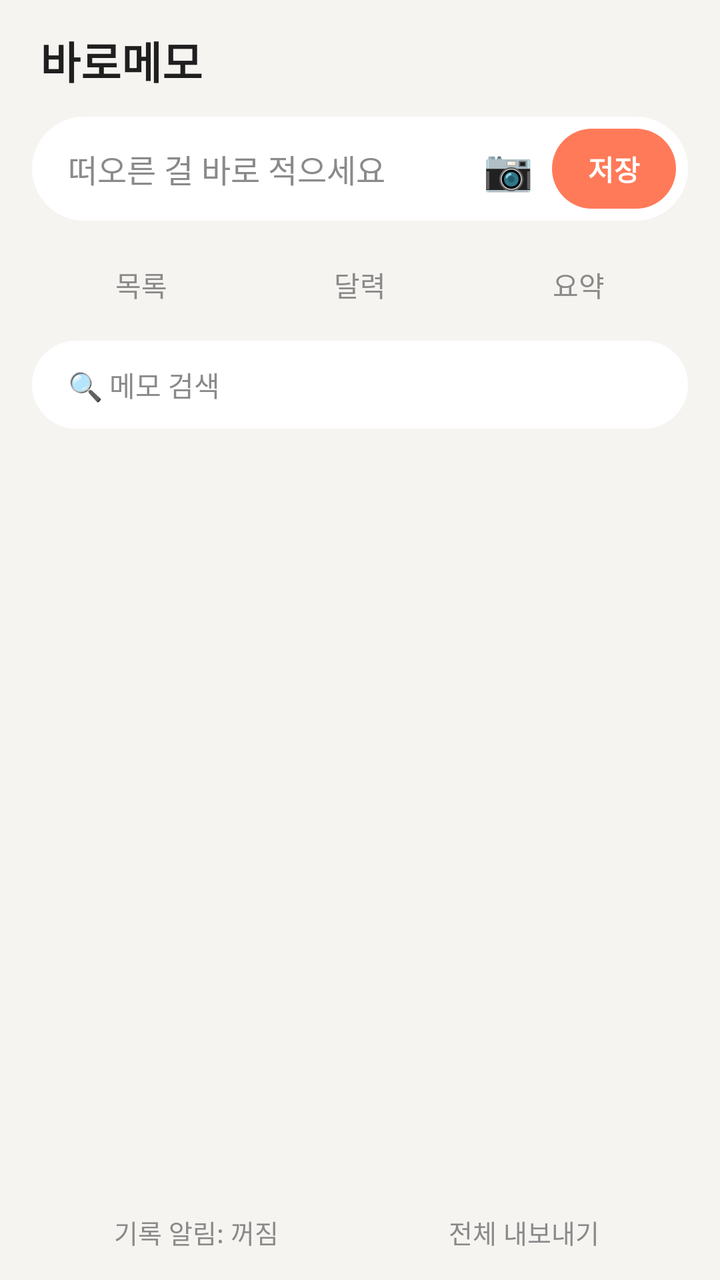
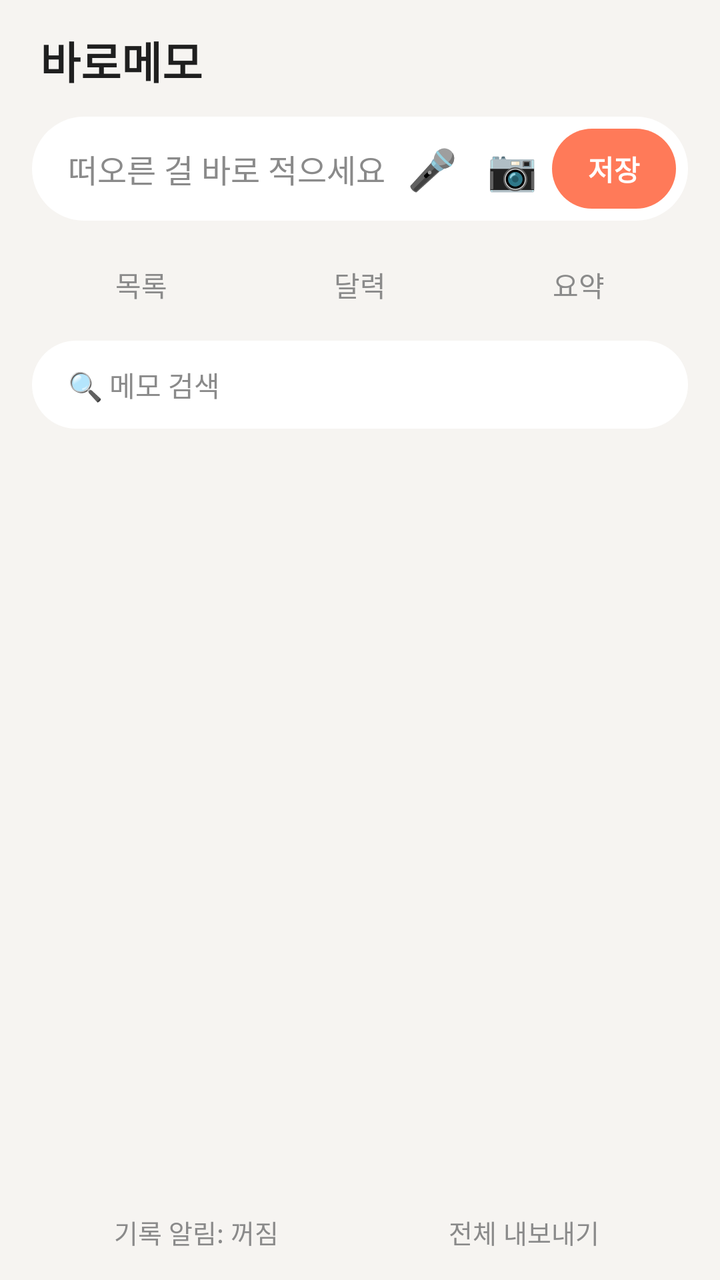

Before-and-after screenshots of an Android layout around one commit, followed by the original layout XML and the change that was made.
<!-- AndroidManifest.xml: application theme AppTheme -->
<!-- res/layout/activity_main.xml -->
<?xml version="1.0" encoding="utf-8"?>
<FrameLayout xmlns:android="http://schemas.android.com/apk/res/android"
    android:layout_width="match_parent"
    android:layout_height="match_parent"
    android:background="@color/bg"
    android:fitsSystemWindows="true">

    <LinearLayout
        android:layout_width="match_parent"
        android:layout_height="match_parent"
        android:orientation="vertical"
        android:paddingStart="16dp"
        android:paddingTop="14dp"
        android:paddingEnd="16dp"
        android:paddingBottom="4dp">

        <TextView
            android:layout_width="wrap_content"
            android:layout_height="wrap_content"
            android:paddingStart="4dp"
            android:paddingBottom="12dp"
            android:text="바로메모"
            android:textColor="@color/text"
            android:textSize="22sp"
            android:textStyle="bold" />

        
        <LinearLayout
            android:layout_width="match_parent"
            android:layout_height="wrap_content"
            android:background="@drawable/bg_input"
            android:gravity="center_vertical"
            android:minHeight="52dp"
            android:orientation="horizontal"
            android:paddingStart="18dp"
            android:paddingEnd="6dp">

            <EditText
                android:id="@+id/input"
                android:layout_width="0dp"
                android:layout_height="wrap_content"
                android:layout_weight="1"
                android:background="@null"
                android:hint="떠오른 걸 바로 적으세요"
                android:imeOptions="actionDone"
                android:inputType="text"
                android:minHeight="48dp"
                android:textColor="@color/text"
                android:textColorHint="@color/sub"
                android:textSize="16sp" />

            <TextView
                android:id="@+id/photo"
                android:layout_width="44dp"
                android:layout_height="40dp"
                android:clickable="true"
                android:contentDescription="사진 첨부"
                android:focusable="true"
                android:gravity="center"
                android:text="📷"
                android:textSize="20sp" />

            <TextView
                android:id="@+id/save"
                android:layout_width="wrap_content"
                android:layout_height="40dp"
                android:background="@drawable/bg_btn_accent"
                android:clickable="true"
                android:focusable="true"
                android:gravity="center"
                android:paddingStart="18dp"
                android:paddingEnd="18dp"
                android:text="저장"
                android:textColor="#FFFFFF"
                android:textSize="14sp"
                android:textStyle="bold" />
        </LinearLayout>

        
        <LinearLayout
            android:layout_width="match_parent"
            android:layout_height="wrap_content"
            android:layout_marginTop="14dp"
            android:orientation="horizontal">

            <TextView android:id="@+id/tab_list" style="@style/Tab" android:text="목록" />
            <TextView android:id="@+id/tab_calendar" style="@style/Tab" android:text="달력" />
            <TextView android:id="@+id/tab_summary" style="@style/Tab" android:text="요약" />
        </LinearLayout>

        
        <EditText
            android:id="@+id/search"
            android:layout_width="match_parent"
            android:layout_height="44dp"
            android:layout_marginTop="10dp"
            android:background="@drawable/bg_input"
            android:hint="🔍 메모 검색"
            android:imeOptions="actionSearch"
            android:inputType="text"
            android:paddingStart="18dp"
            android:paddingEnd="18dp"
            android:textColor="@color/text"
            android:textColorHint="@color/sub"
            android:textSize="14sp" />

        
        <LinearLayout
            android:id="@+id/calendar_pane"
            android:layout_width="match_parent"
            android:layout_height="wrap_content"
            android:layout_marginTop="10dp"
            android:background="@drawable/bg_card"
            android:orientation="vertical"
            android:padding="10dp"
            android:visibility="gone">

            <LinearLayout
                android:layout_width="match_parent"
                android:layout_height="wrap_content"
                android:gravity="center_vertical"
                android:orientation="horizontal">

                <TextView
                    android:id="@+id/cal_prev"
                    android:layout_width="48dp"
                    android:layout_height="40dp"
                    android:clickable="true"
                    android:focusable="true"
                    android:gravity="center"
                    android:text="‹"
                    android:textColor="@color/text"
                    android:textSize="24sp" />

                <TextView
                    android:id="@+id/cal_title"
                    android:layout_width="0dp"
                    android:layout_height="wrap_content"
                    android:layout_weight="1"
                    android:gravity="center"
                    android:textColor="@color/text"
                    android:textSize="16sp"
                    android:textStyle="bold" />

                <TextView
                    android:id="@+id/cal_next"
                    android:layout_width="48dp"
                    android:layout_height="40dp"
                    android:clickable="true"
                    android:focusable="true"
                    android:gravity="center"
                    android:text="›"
                    android:textColor="@color/text"
                    android:textSize="24sp" />
            </LinearLayout>

            <LinearLayout
                android:id="@+id/cal_weekdays"
                android:layout_width="match_parent"
                android:layout_height="wrap_content"
                android:orientation="horizontal" />

            <LinearLayout
                android:id="@+id/cal_grid"
                android:layout_width="match_parent"
                android:layout_height="wrap_content"
                android:orientation="vertical" />
        </LinearLayout>

        <TextView
            android:id="@+id/day_title"
            android:layout_width="wrap_content"
            android:layout_height="wrap_content"
            android:layout_marginTop="12dp"
            android:paddingStart="4dp"
            android:textColor="@color/sub"
            android:textSize="13sp"
            android:visibility="gone" />

        <TextView
            android:id="@+id/empty"
            android:layout_width="match_parent"
            android:layout_height="wrap_content"
            android:gravity="center"
            android:paddingTop="24dp"
            android:textColor="@color/sub"
            android:textSize="14sp"
            android:visibility="gone" />

        <ListView
            android:id="@+id/list"
            android:layout_width="match_parent"
            android:layout_height="0dp"
            android:layout_marginTop="10dp"
            android:layout_weight="1"
            android:divider="@android:color/transparent"
            android:dividerHeight="8dp"
            android:listSelector="@android:color/transparent"
            android:scrollbars="none" />

        
        <ScrollView
            android:id="@+id/summary_pane"
            android:layout_width="match_parent"
            android:layout_height="0dp"
            android:layout_marginTop="10dp"
            android:layout_weight="1"
            android:scrollbars="none"
            android:visibility="gone">

            <TextView
                android:id="@+id/summary_text"
                android:layout_width="match_parent"
                android:layout_height="wrap_content"
                android:background="@drawable/bg_card"
                android:lineSpacingExtra="5dp"
                android:padding="18dp"
                android:textColor="@color/text"
                android:textIsSelectable="true"
                android:textSize="15sp" />
        </ScrollView>

        <LinearLayout
            android:layout_width="match_parent"
            android:layout_height="wrap_content"
            android:layout_marginTop="4dp"
            android:orientation="horizontal">

            <TextView android:id="@+id/reminder" style="@style/Flat" android:text="기록 알림: 꺼짐" />
            <TextView android:id="@+id/share" style="@style/Flat" android:text="전체 내보내기" />
        </LinearLayout>
    </LinearLayout>
</FrameLayout>
<!-- resources referenced by this layout -->
<resources>
  <color name="bg">#F6F4F1</color>
  <color name="sub">#8A8A8A</color>
  <color name="text">#1F1F1F</color>
  <!-- drawable bg_btn_accent (drawable) -->
  <?xml version="1.0" encoding="utf-8"?>
  <shape xmlns:android="http://schemas.android.com/apk/res/android" android:shape="rectangle">
      <solid android:color="@color/accent" />
      <corners android:radius="20dp" />
  </shape>
  <!-- drawable bg_card (drawable) -->
  <?xml version="1.0" encoding="utf-8"?>
  <shape xmlns:android="http://schemas.android.com/apk/res/android" android:shape="rectangle">
      <solid android:color="@color/surface" />
      <corners android:radius="16dp" />
  </shape>
  <!-- drawable bg_input (drawable) -->
  <?xml version="1.0" encoding="utf-8"?>
  <shape xmlns:android="http://schemas.android.com/apk/res/android" android:shape="rectangle">
      <solid android:color="@color/surface" />
      <corners android:radius="26dp" />
  </shape>
  <style name="Flat">
          <item name="android:layout_width">0dp</item>
          <item name="android:layout_height">40dp</item>
          <item name="android:layout_weight">1</item>
          <item name="android:gravity">center</item>
          <item name="android:textSize">13sp</item>
          <item name="android:textColor">@color/sub</item>
          <item name="android:clickable">true</item>
          <item name="android:focusable">true</item>
      </style>
  <style name="Tab">
          <item name="android:layout_width">0dp</item>
          <item name="android:layout_height">36dp</item>
          <item name="android:layout_weight">1</item>
          <item name="android:gravity">center</item>
          <item name="android:textSize">14sp</item>
          <item name="android:textColor">@color/sub</item>
          <item name="android:clickable">true</item>
          <item name="android:focusable">true</item>
      </style>
  <style name="AppTheme" parent="@android:style/Theme.DeviceDefault.DayNight">
          <item name="android:windowActionBar">false</item>
          <item name="android:windowNoTitle">true</item>
          <item name="android:windowBackground">@color/bg</item>
          <item name="android:colorAccent">@color/accent</item>
          <item name="android:statusBarColor">@color/bg</item>
          <item name="android:navigationBarColor">@color/bg</item>
          <item name="android:windowLightStatusBar">@bool/light_bars</item>
          <item name="android:windowLightNavigationBar">@bool/light_bars</item>
      </style>
  <color name="accent">#FF7A59</color>
  <color name="surface">#FFFFFF</color>
</resources>

<!-- the commit's change to res/layout/activity_main.xml (unified diff, before → after) -->
@@ -50,8 +50,19 @@
                 android:textSize="16sp" />
 
             <TextView
+                android:id="@+id/mic"
+                android:layout_width="40dp"
+                android:layout_height="40dp"
+                android:clickable="true"
+                android:contentDescription="받아쓰기"
+                android:focusable="true"
+                android:gravity="center"
+                android:text="🎤"
+                android:textSize="20sp" />
+
+            <TextView
                 android:id="@+id/photo"
-                android:layout_width="44dp"
+                android:layout_width="40dp"
                 android:layout_height="40dp"
                 android:clickable="true"
                 android:contentDescription="사진 첨부"
@@ -221,6 +232,7 @@
         </ScrollView>
 
         <LinearLayout
+            android:id="@+id/bottom_bar"
             android:layout_width="match_parent"
             android:layout_height="wrap_content"
             android:layout_marginTop="4dp"
@@ -229,5 +241,23 @@
             <TextView android:id="@+id/reminder" style="@style/Flat" android:text="기록 알림: 꺼짐" />
             <TextView android:id="@+id/share" style="@style/Flat" android:text="전체 내보내기" />
         </LinearLayout>
+
+        
+        <LinearLayout
+            android:id="@+id/select_bar"
+            android:layout_width="match_parent"
+            android:layout_height="wrap_content"
+            android:layout_marginTop="4dp"
+            android:layout_marginBottom="4dp"
+            android:background="@drawable/bg_tab_selected"
+            android:orientation="horizontal"
+            android:visibility="gone">
+
+            <TextView android:id="@+id/sel_count" style="@style/Flat" android:textColor="@color/accent" android:textStyle="bold" />
+            <TextView android:id="@+id/sel_copy" style="@style/Flat" android:text="복사" android:textColor="@color/text" />
+            <TextView android:id="@+id/sel_share" style="@style/Flat" android:text="내보내기" android:textColor="@color/text" />
+            <TextView android:id="@+id/sel_delete" style="@style/Flat" android:text="삭제" android:textColor="@color/text" />
+            <TextView android:id="@+id/sel_cancel" style="@style/Flat" android:text="취소" />
+        </LinearLayout>
     </LinearLayout>
 </FrameLayout>
<!-- resource entries referenced after the edit -->
@@ -20,6 +20,12 @@
   <shape xmlns:android="http://schemas.android.com/apk/res/android" android:shape="rectangle">
       <solid android:color="@color/surface" />
       <corners android:radius="26dp" />
+  </shape>
+  <!-- drawable bg_tab_selected (drawable) -->
+  <?xml version="1.0" encoding="utf-8"?>
+  <shape xmlns:android="http://schemas.android.com/apk/res/android" android:shape="rectangle">
+      <solid android:color="@color/accent_soft" />
+      <corners android:radius="18dp" />
   </shape>
   <style name="Flat">
           <item name="android:layout_width">0dp</item>
@@ -53,5 +59,6 @@
       </style>
   <color name="accent">#FF7A59</color>
   <color name="surface">#FFFFFF</color>
+  <color name="accent_soft">#FFE7DF</color>
 </resources>
 
